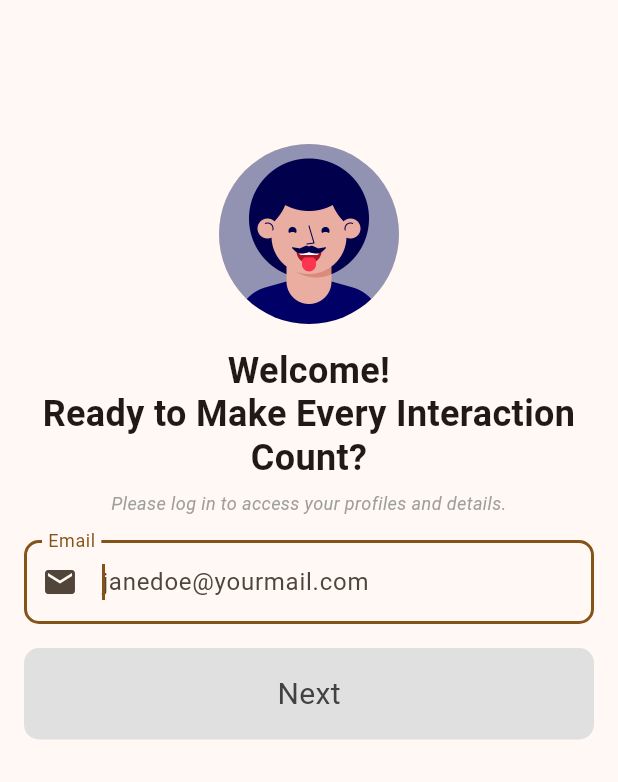
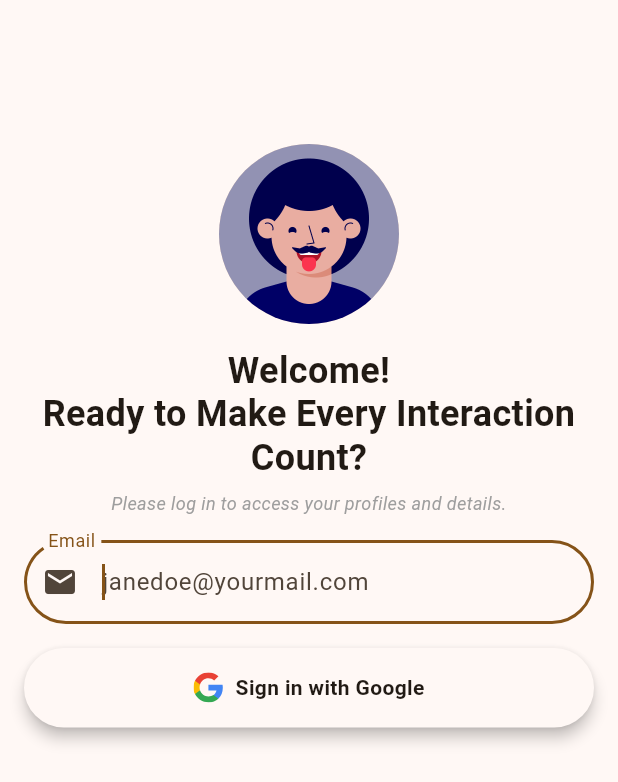
Before and after one commit to dubeyanant/my_people, a Flutter app: the screen it shows after launch, on a phone screen of 412 x 824 dp. Shown: the top 782 px of the screen. Run offline on Flutter 3.47's test engine with Material 3 defaults, Android fonts, the phone set to English and light mode, and no system bars; our stand-ins replace connectivity_plus, dio, flutter_dotenv, flutter_markdown, flutter_svg, get and 6 more; missing offline and left inert: install_plugin; accounts and stored records are empty.

Commit message:
feat(login screen): add google login button

```diff
--- a/lib/screens/login_screen/login_screen.dart
+++ b/lib/screens/login_screen/login_screen.dart
@@ -2,6 +2,7 @@ import 'dart:async';
 import 'dart:math';
 
 import 'package:flutter/material.dart';
+import 'package:flutter_svg/svg.dart';
 
 import 'package:get/get.dart';
 import 'package:supabase_flutter/supabase_flutter.dart';
@@ -28,6 +29,7 @@ class _LoginScreenState extends State<LoginScreen> {
   final GlobalKey<FormState> _formKey = GlobalKey<FormState>();
   final FocusNode _emailFocusNode = FocusNode();
   final ValueNotifier<bool> _isButtonEnabled = ValueNotifier(false);
+  final ValueNotifier<bool> _isTyping = ValueNotifier(false);
   bool _isReadOnly = false;
   bool _showOtpField = false;
   String _currentOtp = '';
@@ -53,6 +55,7 @@ class _LoginScreenState extends State<LoginScreen> {
     // Add listener to the email controller to enable/disable the submit button
     _emailController.addListener(() {
       _isButtonEnabled.value = _isValidEmail(_emailController.text);
+      _isTyping.value = _emailController.text.isNotEmpty;
     });
   }
 
@@ -92,11 +95,10 @@ class _LoginScreenState extends State<LoginScreen> {
           _canResendOtp = false;
         });
 
-        // Start the resend timer
         _startResendOtpTimer();
 
         // Focus on the OTP field
-        FocusScope.of(context).unfocus();
+        if (mounted) FocusScope.of(context).unfocus();
         WidgetsBinding.instance.addPostFrameCallback((_) {
           FocusScope.of(context).nextFocus();
         });
@@ -109,6 +111,13 @@ class _LoginScreenState extends State<LoginScreen> {
         if (mounted) {
           if (error.toString().contains('statusCode: 429') ||
               error.toString().contains('rate limit')) {
+            ScaffoldMessenger.of(context).showSnackBar(
+              const SnackBar(
+                content: Text(
+                  'Failed to send OTP. Please try in an hour.',
+                ),
+              ),
+            );
           } else {
             ScaffoldMessenger.of(context).showSnackBar(
               const SnackBar(
@@ -209,6 +218,9 @@ class _LoginScreenState extends State<LoginScreen> {
   void _onOtpChanged(String otp) {
     _isButtonEnabled.value = otp.length == 6;
     _currentOtp = otp;
+    if (otp.length == 6) {
+      _submitOtp(_emailController.text);
+    }
   }
 
   @override
@@ -269,10 +281,10 @@ class _LoginScreenState extends State<LoginScreen> {
                         hintText: 'janedoe@yourmail.com',
                         enabled: !_isReadOnly,
                         border: OutlineInputBorder(
-                          borderRadius: BorderRadius.circular(10),
+                          borderRadius: BorderRadius.circular(32),
                         ),
                         disabledBorder: OutlineInputBorder(
-                          borderRadius: BorderRadius.circular(10),
+                          borderRadius: BorderRadius.circular(32),
                           borderSide: const BorderSide(
                             color: Colors.transparent,
                           ),
@@ -289,11 +301,17 @@ class _LoginScreenState extends State<LoginScreen> {
                     ),
                     if (_showOtpField) ...[
                       const SizedBox(height: 16),
-                      OTPInput(onOtpChanged: _onOtpChanged),
+                      Padding(
+                        padding: const EdgeInsets.symmetric(horizontal: 4),
+                        child: OTPInput(onOtpChanged: _onOtpChanged),
+                      ),
                       const SizedBox(height: 8),
                       TextButton(
                         onPressed: _canResendOtp
-                            ? () => _submitEmail(_emailController.text)
+                            ? () {
+                                _submitEmail(_emailController.text);
+                                _startResendOtpTimer();
+                              }
                             : null,
                         child: Text(
                           _canResendOtp
@@ -307,6 +325,40 @@ class _LoginScreenState extends State<LoginScreen> {
               ),
               const SizedBox(height: 16),
               ValueListenableBuilder<bool>(
+                valueListenable: _isTyping,
+                builder: (context, isTyping, child) {
+                  return Visibility(
+                    visible: !isTyping,
+                    child: Material(
+                      elevation: 4,
+                      borderRadius: BorderRadius.circular(32),
+                      child: Container(
+                        width: double.infinity,
+                        padding: const EdgeInsets.all(16),
+                        child: Row(
+                          mainAxisAlignment: MainAxisAlignment.center,
+                          children: [
+                            SvgPicture.asset('assets/google.svg'),
+                            const SizedBox(width: 8),
+                            const Text(
+                              'Sign in with Google',
+                              style: TextStyle(
+                                fontWeight: FontWeight.bold,
+                              ),
+                            ),
+                          ],
+                        ),
+                      ),
+                    ),
+                  );
+                },
+              ),
+              ValueListenableBuilder<bool>(
+                valueListenable: _isTyping,
+                builder: (context, isTyping, child) {
+                  return Visibility(
+                    visible: isTyping,
+                    child: ValueListenableBuilder<bool>(
                       valueListenable: _isButtonEnabled,
                       builder: (context, isEnabled, child) {
                         return GestureDetector(
@@ -315,25 +367,59 @@ class _LoginScreenState extends State<LoginScreen> {
                                   ? () => _submitOtp(_emailController.text)
                                   : () => _submitEmail(_emailController.text)
                               : null,
+                          child: Material(
+                            elevation: _isButtonEnabled.value ? 4 : 0,
+                            borderRadius: BorderRadius.circular(32),
+                            color: _isButtonEnabled.value
+                                ? Theme.of(context).colorScheme.primary
+                                : Theme.of(context).colorScheme.background,
                             child: Container(
                               width: double.infinity,
-                      padding: const EdgeInsets.all(16),
+                              padding: const EdgeInsets.symmetric(vertical: 14),
                               alignment: Alignment.center,
                               decoration: BoxDecoration(
-                        borderRadius: BorderRadius.circular(10),
+                                borderRadius: BorderRadius.circular(32),
+                                border: Border.all(
                                   color: _isButtonEnabled.value
                                       ? Theme.of(context).colorScheme.primary
-                            : Colors.grey[300],
+                                      : Theme.of(context)
+                                          .colorScheme
+                                          .onPrimaryContainer,
+                                  width: 0.5,
                                 ),
-                      child: Text(
+                              ),
+                              child: Row(
+                                mainAxisAlignment: MainAxisAlignment.center,
+                                children: [
+                                  const SizedBox(width: 16),
+                                  Text(
                                     _showOtpField ? 'Login' : 'Next',
                                     style: TextStyle(
+                                      fontSize: 16,
                                       color: _isButtonEnabled.value
-                              ? Theme.of(context).colorScheme.onPrimary
+                                          ? Theme.of(context)
+                                              .colorScheme
+                                              .onPrimary
                                           : Colors.grey[800],
-                          fontSize: 20,
                                     ),
                                   ),
+                                  const SizedBox(width: 4),
+                                  Icon(
+                                    _showOtpField
+                                        ? Icons.lock_open_rounded
+                                        : Icons.arrow_forward_ios,
+                                    color: _isButtonEnabled.value
+                                        ? Theme.of(context)
+                                            .colorScheme
+                                            .onPrimary
+                                        : Colors.grey[800],
+                                  ),
+                                ],
+                              ),
+                            ),
+                          ),
+                        );
+                      },
                     ),
                   );
                 },
--- a/lib/screens/login_screen/otp_input.dart
+++ b/lib/screens/login_screen/otp_input.dart
@@ -40,7 +40,7 @@ class _OTPInputState extends State<OTPInput> {
             decoration: InputDecoration(
               counterText: '',
               border: OutlineInputBorder(
-                borderRadius: BorderRadius.circular(10),
+                borderRadius: BorderRadius.circular(32),
               ),
             ),
             onChanged: (value) {
```
Also changed, not shown: assets/google.svg (added). Lines whose indentation alone changed are shown as unchanged.
